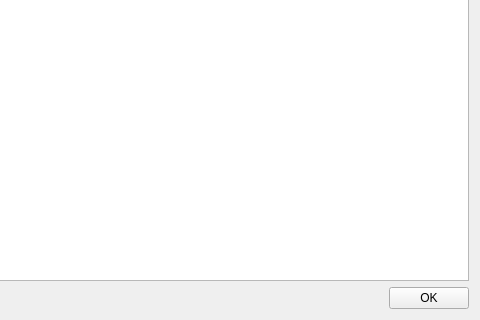
netclic/booking_app, file gui/ui_files/ui_liste_logements.ui: the form before one commit; both pictures show x 320 to 800 and y 280 to 600 of the 800 by 600 pixel window.
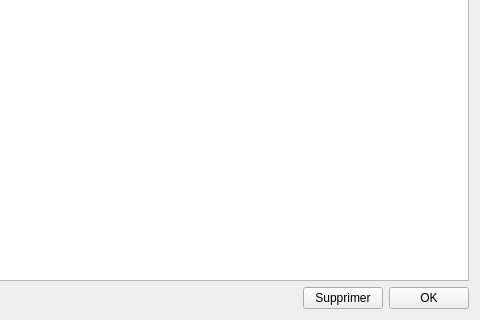
The form after the commit.

Commit message: Add "Delete Logement" functionality in "Liste des Logements" feature.

```diff
--- a/gui/ui_files/ui_liste_logements.ui
+++ b/gui/ui_files/ui_liste_logements.ui
@@ -97,6 +97,13 @@
        </property>
       </spacer>
      </item>
+     <item>
+      <widget class="QPushButton" name="button_delete">
+       <property name="text">
+        <string>Supprimer</string>
+       </property>
+      </widget>
+     </item>
      <item>
       <widget class="QPushButton" name="button_ok">
        <property name="text">
```
The commit also changes 2 other files.
